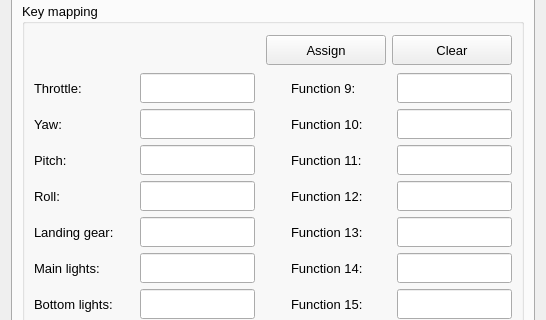
Qt form GroundStation/src/Windows/SettingsDialog.ui (TxBlackWolf/quadcopter) before a commit; both pictures show x 0 to 546 and y 200 to 520 of the 546 by 628 pixel window.
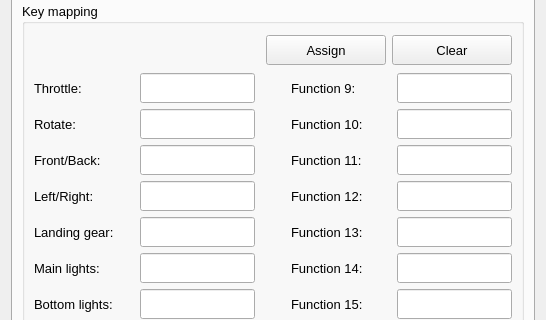
The same form after that commit. The open tabs and pages were chosen to show the change. Icons and pictures are not drawn.

Commit message: Renamed steering buttons.

Patch:
```diff
--- a/GroundStation/src/Windows/SettingsDialog.ui
+++ b/GroundStation/src/Windows/SettingsDialog.ui
@@ -1330,7 +1330,7 @@
                    </size>
                   </property>
                   <property name="text">
-                   <string>Yaw:</string>
+                   <string>Rotate:</string>
                   </property>
                  </widget>
                 </item>
@@ -1343,7 +1343,7 @@
                    </size>
                   </property>
                   <property name="text">
-                   <string>Pitch:</string>
+                   <string>Front/Back:</string>
                   </property>
                  </widget>
                 </item>
@@ -1356,7 +1356,7 @@
                    </size>
                   </property>
                   <property name="text">
-                   <string>Roll:</string>
+                   <string>Left/Right:</string>
                   </property>
                  </widget>
                 </item>
```
Left out of the diff: 12 changed lines with no effect on the pictures. The commit also changes 3 other files.
